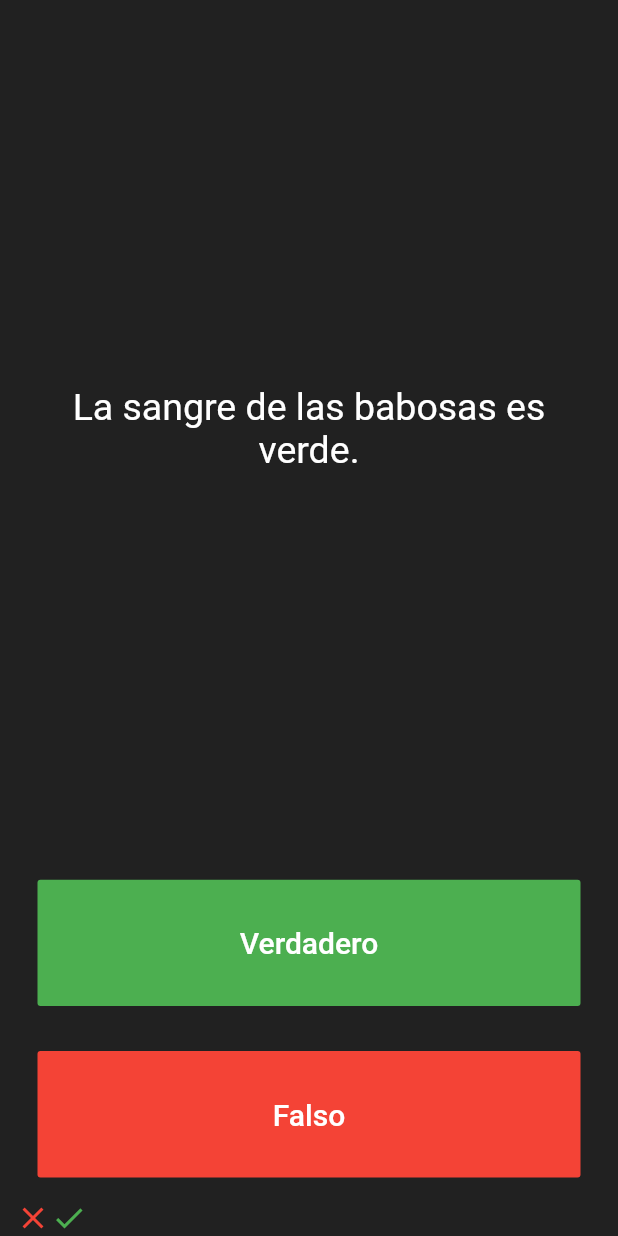
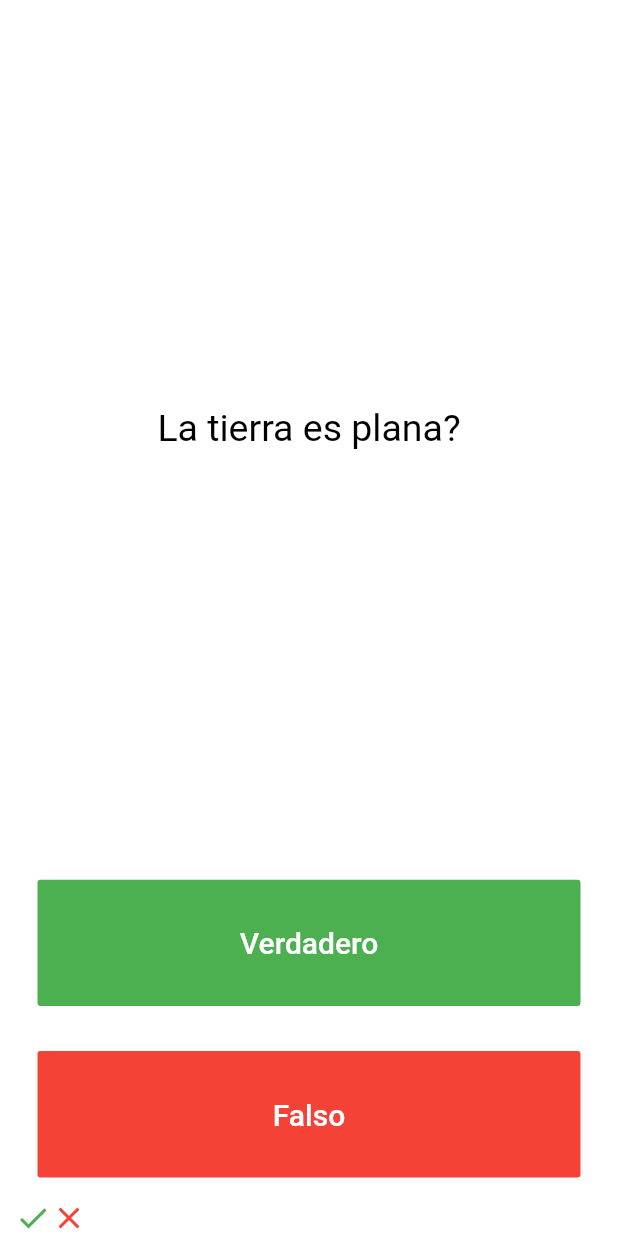
Before and after one commit to VanegasDevUniversityHW/laboratorio2p2, a Flutter app: the screen it shows after launch, after a tap on "Verdadero", after a tap on "Falso", on a phone screen of 412 x 824 dp. Run offline on Flutter 3.47's test engine with Material 2 defaults, Android fonts, the phone set to English and light mode, and no system bars; our stand-ins replace rflutter_alert.

Commit message:
✨ Redesigns UI

```diff
--- a/lib/main.dart
+++ b/lib/main.dart
@@ -12,7 +12,7 @@ class MyApp extends StatelessWidget {
   Widget build(BuildContext context) {
     return MaterialApp(
       home: Scaffold(
-        backgroundColor: Colors.grey.shade900,
+        backgroundColor: Colors.white,
         body: SafeArea(
           child: Padding(
             padding: EdgeInsets.symmetric(horizontal: 10.0),
@@ -30,7 +30,9 @@ class QuizPage extends StatefulWidget {
 }
 
 class _QuizPageState extends State<QuizPage> {
-  int numeroPregunta = 0;
+  List<Icon> answerPoints = [];
+  int numberOfQuestion = 0;
+
   @override
   Widget build(BuildContext context) {
     return Column(
@@ -43,11 +45,11 @@ class _QuizPageState extends State<QuizPage> {
             padding: EdgeInsets.all(10.0),
             child: Center(
               child: Text(
-                bancoPreguntas[numeroPregunta].textoPregunta,
+                questions[numberOfQuestion].statement,
                 textAlign: TextAlign.center,
                 style: TextStyle(
                   fontSize: 25.0,
-                  color: Colors.white,
+                  color: Colors.black,
                 ),
               ),
             ),
@@ -68,29 +70,29 @@ class _QuizPageState extends State<QuizPage> {
               ),
               onPressed: () {
                 setState(() {
-                  if (numeroPregunta >= bancoPreguntas.length - 1) {
+                  if (numberOfQuestion >= questions.length - 1) {
                     Alert(
                       context: context,
                       title: 'Final!',
                       desc: 'Llegaste al final del cuestionario',
                     ).show();
-                    numeroPregunta=0;
-                    guardaPuntos = [];
+                    numberOfQuestion=0;
+                    answerPoints = [];
                   } else {
-                    bool respuestaCorrecta = bancoPreguntas[numeroPregunta].respuestaPregunta;
-                    if (respuestaCorrecta == true) {
-                      guardaPuntos.add(Icon(
+                    bool isCorrectAnswer = questions[numberOfQuestion].isTrue;
+                    if (isCorrectAnswer) {
+                      answerPoints.add(Icon(
                         Icons.check,
                         color: Colors.green,
                       ));
                     } else {
-                      guardaPuntos.add(Icon(
+                      answerPoints.add(Icon(
                         Icons.close,
                         color: Colors.red,
                       ));
                     }
                     setState(() {
-                      numeroPregunta++;
+                      numberOfQuestion++;
                     });
                   }
                 });
@@ -113,29 +115,29 @@ class _QuizPageState extends State<QuizPage> {
               ),
               onPressed: () {
                 setState(() {
-                  if (numeroPregunta >= bancoPreguntas.length - 1) {
+                  if (numberOfQuestion >= questions.length - 1) {
                     Alert(
                       context: context,
                       title: 'Final!',
                       desc: 'Llegaste al final del cuestionario',
                     ).show();
-                    numeroPregunta=0;
-                    guardaPuntos = [];
+                    numberOfQuestion=0;
+                    answerPoints = [];
                   } else {
-                    bool respuestaCorrecta = bancoPreguntas[numeroPregunta].respuestaPregunta;
-                    if (respuestaCorrecta == true) {
-                      guardaPuntos.add(Icon(
+                    bool isCorrectAnswer = questions[numberOfQuestion].isTrue;
+                    if (isCorrectAnswer) {
+                      answerPoints.add(Icon(
                         Icons.check,
                         color: Colors.green,
                       ));
                     } else {
-                      guardaPuntos.add(Icon(
+                      answerPoints.add(Icon(
                         Icons.close,
                         color: Colors.red,
                       ));
                     }
                     setState(() {
-                      numeroPregunta++;
+                      numberOfQuestion++;
                     });
                   }
                 });
@@ -146,7 +148,7 @@ class _QuizPageState extends State<QuizPage> {
         ),
         //TODO: Add a Row here as your score keeper
         Row(
-          children: guardaPuntos,
+          children: answerPoints,
         )
       ],
     );
--- a/lib/preguntas.dart
+++ b/lib/preguntas.dart
@@ -1,16 +1,17 @@
 import 'package:flutter/cupertino.dart';
 
-List<Pregunta> bancoPreguntas = [
-  Pregunta(p: 'Puedes llevar una vaca a bajar las escaleras, pero, no a subirlas.', r: false),
-  Pregunta(p: 'Aproximadamente una cuarta parte de los huesos humanos están en los pies.', r: true),
-  Pregunta(p: 'La sangre de las babosas es verde.', r: true),
+List<Question> questions = [
+  Question(statement: 'Fue SpaceX fundada por Elon Musk?', isTrue: true),
+  Question(statement: 'La tierra gira alrededor del sol?', isTrue: false),
+  Question(statement: 'La tierra es plana?', isTrue: false),
 ];
-List<Icon> guardaPuntos = [];
-class Pregunta{
-  String textoPregunta;
-  bool respuestaPregunta;
-  Pregunta({String p, bool r}){
-    textoPregunta = p;
-    respuestaPregunta = r;
+
+class Question{
+  String statement;
+  bool isTrue;
+
+  Question( {String statement, bool isTrue} ){
+    this.statement = statement;
+    this.isTrue = isTrue;
   }
 }
```
